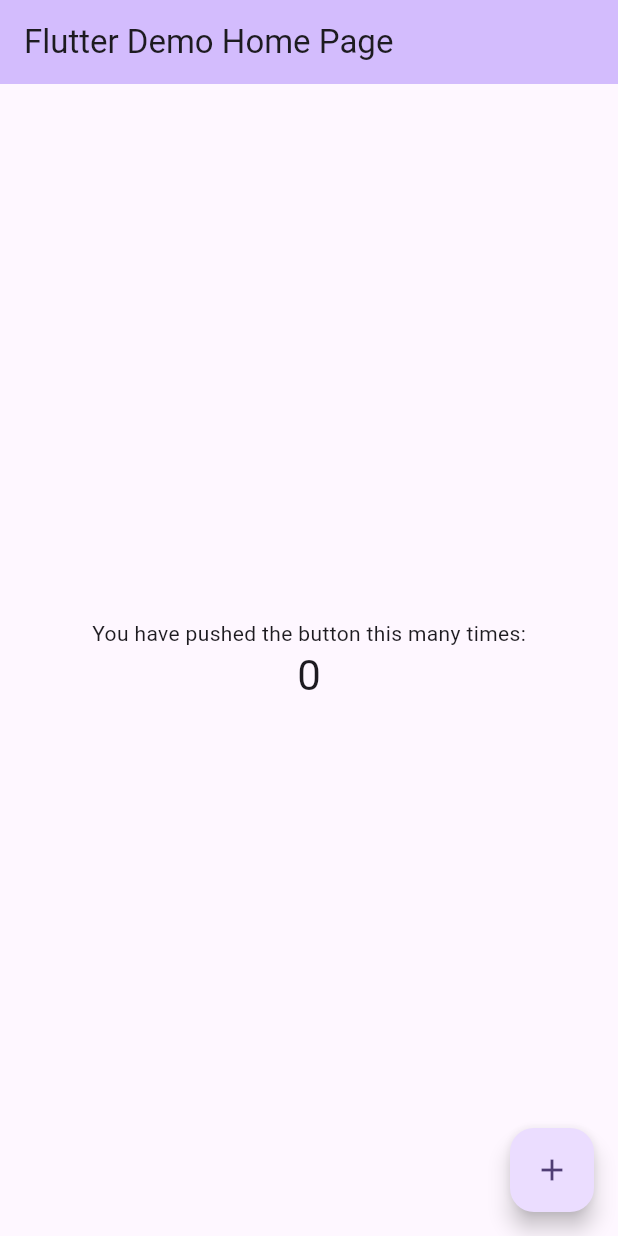
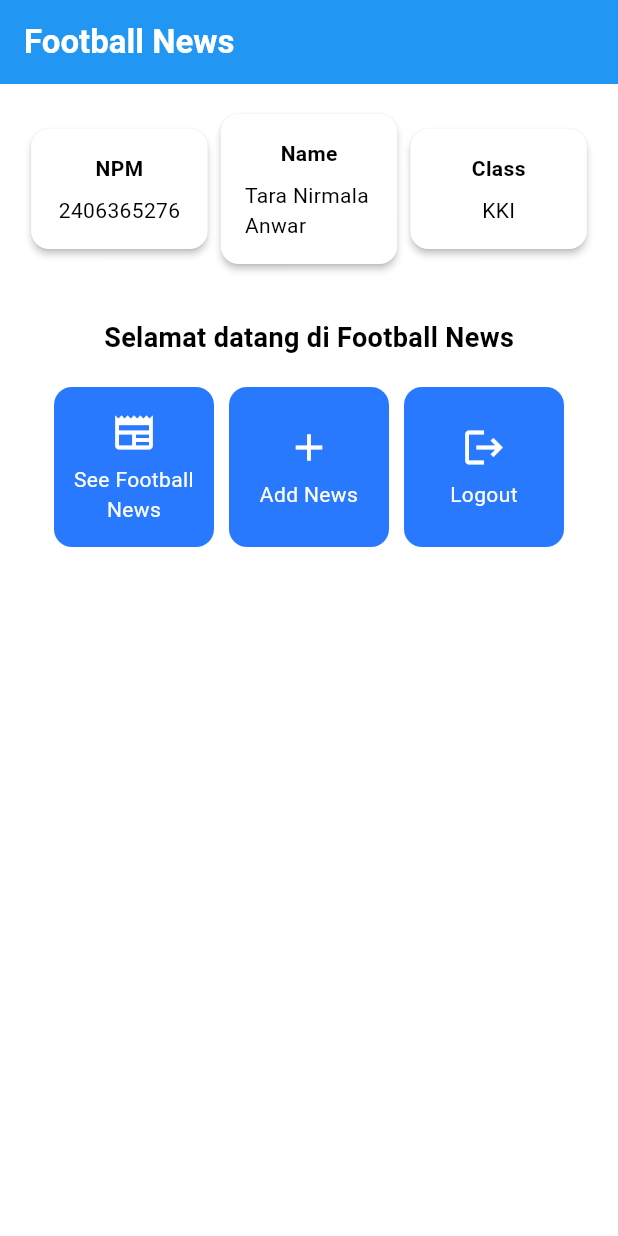
Before and after one commit to taraanwar/football-news-mobile, a Flutter app: the screen it shows after launch, on a phone screen of 412 x 824 dp. Run offline on Flutter 3.47's test engine with Material 3 defaults, Android fonts, the phone set to English and light mode, and no system bars.

Commit message:
Finished tutorial 6!

```diff
--- a/lib/main.dart
+++ b/lib/main.dart
@@ -1,5 +1,5 @@
 import 'package:flutter/material.dart';
-
+import 'package:football_news/menu.dart';
 void main() {
   runApp(const MyApp());
 }
@@ -28,95 +28,10 @@ class MyApp extends StatelessWidget {
         //
         // This works for code too, not just values: Most code changes can be
         // tested with just a hot reload.
-        colorScheme: ColorScheme.fromSeed(seedColor: Colors.deepPurple),
+        colorScheme: ColorScheme.fromSwatch(primarySwatch: Colors.blue)
+        .copyWith(secondary: Colors.blueAccent[400]),
       ),
-      home: const MyHomePage(title: 'Flutter Demo Home Page'),
+      home: MyHomePage(),
     );
   }
 }
-
-class MyHomePage extends StatefulWidget {
-  const MyHomePage({super.key, required this.title});
-
-  // This widget is the home page of your application. It is stateful, meaning
-  // that it has a State object (defined below) that contains fields that affect
-  // how it looks.
-
-  // This class is the configuration for the state. It holds the values (in this
-  // case the title) provided by the parent (in this case the App widget) and
-  // used by the build method of the State. Fields in a Widget subclass are
-  // always marked "final".
-
-  final String title;
-
-  @override
-  State<MyHomePage> createState() => _MyHomePageState();
-}
-
-class _MyHomePageState extends State<MyHomePage> {
-  int _counter = 0;
-
-  void _incrementCounter() {
-    setState(() {
-      // This call to setState tells the Flutter framework that something has
-      // changed in this State, which causes it to rerun the build method below
-      // so that the display can reflect the updated values. If we changed
-      // _counter without calling setState(), then the build method would not be
-      // called again, and so nothing would appear to happen.
-      _counter++;
-    });
-  }
-
-  @override
-  Widget build(BuildContext context) {
-    // This method is rerun every time setState is called, for instance as done
-    // by the _incrementCounter method above.
-    //
-    // The Flutter framework has been optimized to make rerunning build methods
-    // fast, so that you can just rebuild anything that needs updating rather
-    // than having to individually change instances of widgets.
-    return Scaffold(
-      appBar: AppBar(
-        // TRY THIS: Try changing the color here to a specific color (to
-        // Colors.amber, perhaps?) and trigger a hot reload to see the AppBar
-        // change color while the other colors stay the same.
-        backgroundColor: Theme.of(context).colorScheme.inversePrimary,
-        // Here we take the value from the MyHomePage object that was created by
-        // the App.build method, and use it to set our appbar title.
-        title: Text(widget.title),
-      ),
-      body: Center(
-        // Center is a layout widget. It takes a single child and positions it
-        // in the middle of the parent.
-        child: Column(
-          // Column is also a layout widget. It takes a list of children and
-          // arranges them vertically. By default, it sizes itself to fit its
-          // children horizontally, and tries to be as tall as its parent.
-          //
-          // Column has various properties to control how it sizes itself and
-          // how it positions its children. Here we use mainAxisAlignment to
-          // center the children vertically; the main axis here is the vertical
-          // axis because Columns are vertical (the cross axis would be
-          // horizontal).
-          //
-          // TRY THIS: Invoke "debug painting" (choose the "Toggle Debug Paint"
-          // action in the IDE, or press "p" in the console), to see the
-          // wireframe for each widget.
-          mainAxisAlignment: MainAxisAlignment.center,
-          children: <Widget>[
-            const Text('You have pushed the button this many times:'),
-            Text(
-              '$_counter',
-              style: Theme.of(context).textTheme.headlineMedium,
-            ),
-          ],
-        ),
-      ),
-      floatingActionButton: FloatingActionButton(
-        onPressed: _incrementCounter,
-        tooltip: 'Increment',
-        child: const Icon(Icons.add),
-      ), // This trailing comma makes auto-formatting nicer for build methods.
-    );
-  }
-}
--- /dev/null
+++ b/lib/menu.dart
@@ -0,0 +1,186 @@
+import 'package:flutter/material.dart';
+class MyHomePage extends StatelessWidget {
+   MyHomePage({super.key}); //sudah ada pada code sebelumnya
+
+  final String nama = "Tara Nirmala Anwar"; // Name
+  final String npm = "2406365276"; // NPM
+  final String kelas = "KKI"; // Class
+
+  final List<ItemHomepage> items = [
+    ItemHomepage("See Football News", Icons.newspaper),
+    ItemHomepage("Add News", Icons.add),
+    ItemHomepage("Logout", Icons.logout),
+  ];
+
+    @override
+    Widget build(BuildContext context) {
+    // Scaffold menyediakan struktur dasar halaman dengan AppBar dan body.
+    return Scaffold(
+      // AppBar adalah bagian atas halaman yang menampilkan judul.
+      appBar: AppBar(
+        // Judul aplikasi "Football News" dengan teks putih dan tebal.
+        title: const Text(
+          'Football News',
+          style: TextStyle(
+            color: Colors.white,
+            fontWeight: FontWeight.bold,
+          ),
+        ),
+        // Warna latar belakang AppBar diambil dari skema warna tema aplikasi.
+        backgroundColor: Theme.of(context).colorScheme.primary,
+      ),
+      // Body halaman dengan padding di sekelilingnya.
+      body: Padding(
+        padding: const EdgeInsets.all(16.0),
+        // Menyusun widget secara vertikal dalam sebuah kolom.
+        child: Column(
+          crossAxisAlignment: CrossAxisAlignment.center,
+          children: [
+            // Row untuk menampilkan 3 InfoCard secara horizontal.
+            Row(
+              mainAxisAlignment: MainAxisAlignment.spaceEvenly,
+              children: [
+                InfoCard(title: 'NPM', content: npm),
+                InfoCard(title: 'Name', content: nama),
+                InfoCard(title: 'Class', content: kelas),
+              ],
+            ),
+
+            // Memberikan jarak vertikal 16 unit.
+            const SizedBox(height: 16.0),
+
+            // Menempatkan widget berikutnya di tengah halaman.
+            Center(
+              child: Column(
+                // Menyusun teks dan grid item secara vertikal.
+
+                children: [
+                  // Menampilkan teks sambutan dengan gaya tebal dan ukuran 18.
+                  const Padding(
+                    padding: EdgeInsets.only(top: 16.0),
+                    child: Text(
+                      'Selamat datang di Football News',
+                      style: TextStyle(
+                        fontWeight: FontWeight.bold,
+                        fontSize: 18.0,
+                      ),
+                    ),
+                  ),
+
+                  // Grid untuk menampilkan ItemCard dalam bentuk grid 3 kolom.
+                  GridView.count(
+                    primary: true,
+                    padding: const EdgeInsets.all(20),
+                    crossAxisSpacing: 10,
+                    mainAxisSpacing: 10,
+                    crossAxisCount: 3,
+                    // Agar grid menyesuaikan tinggi kontennya.
+                    shrinkWrap: true,
+
+                    // Menampilkan ItemCard untuk setiap item dalam list items.
+                    children: items.map((ItemHomepage item) {
+                      return ItemCard(item);
+                    }).toList(),
+                  ),
+                ],
+              ),
+            ),
+          ],
+        ),
+      ),
+    );
+    }
+}
+class InfoCard extends StatelessWidget {
+  // Kartu informasi yang menampilkan title dan content.
+
+  final String title;  // Judul kartu.
+  final String content;  // Isi kartu.
+
+  const InfoCard({super.key, required this.title, required this.content});
+
+  @override
+  Widget build(BuildContext context) {
+    return Card(
+      // Membuat kotak kartu dengan bayangan dibawahnya.
+      elevation: 2.0,
+      child: Container(
+        // Mengatur ukuran dan jarak di dalam kartu.
+        width: MediaQuery.of(context).size.width / 3.5, // menyesuaikan dengan lebar device yang digunakan.
+        padding: const EdgeInsets.all(16.0),
+        // Menyusun title dan content secara vertikal.
+        child: Column(
+          children: [
+            Text(
+              title,
+              style: const TextStyle(fontWeight: FontWeight.bold),
+            ),
+            const SizedBox(height: 8.0),
+            Text(content),
+          ],
+        ),
+      ),
+    );
+  }
+}
+
+class ItemHomepage {
+ final String name;
+ final IconData icon;
+
+ ItemHomepage(this.name, this.icon);
+}
+
+class ItemCard extends StatelessWidget {
+  // Menampilkan kartu dengan ikon dan nama.
+
+  final ItemHomepage item;
+
+  const ItemCard(this.item, {super.key});
+
+  @override
+  Widget build(BuildContext context) {
+    return Material(
+      // Menentukan warna latar belakang dari tema aplikasi.
+      color: Theme.of(context).colorScheme.secondary,
+      // Membuat sudut kartu melengkung.
+      borderRadius: BorderRadius.circular(12),
+
+      child: InkWell(
+        // Aksi ketika kartu ditekan.
+        onTap: () {
+          // Menampilkan pesan SnackBar saat kartu ditekan.
+          ScaffoldMessenger.of(context)
+            ..hideCurrentSnackBar()
+            ..showSnackBar(
+              SnackBar(content: Text("Kamu telah menekan tombol ${item.name}!"))
+            );
+        },
+        // Container untuk menyimpan Icon dan Text
+        child: Container(
+          padding: const EdgeInsets.all(8),
+          child: Center(
+            child: Column(
+              // Menyusun ikon dan teks di tengah kartu.
+              mainAxisAlignment: MainAxisAlignment.center,
+              children: [
+                Icon(
+                  item.icon,
+                  color: Colors.white,
+                  size: 30.0,
+                ),
+                const Padding(padding: EdgeInsets.all(3)),
+                Text(
+                  item.name,
+                  textAlign: TextAlign.center,
+                  style: const TextStyle(color: Colors.white),
+                ),
+              ],
+            ),
+          ),
+        ),
+      ),
+    );
+  }
+
+}
```
